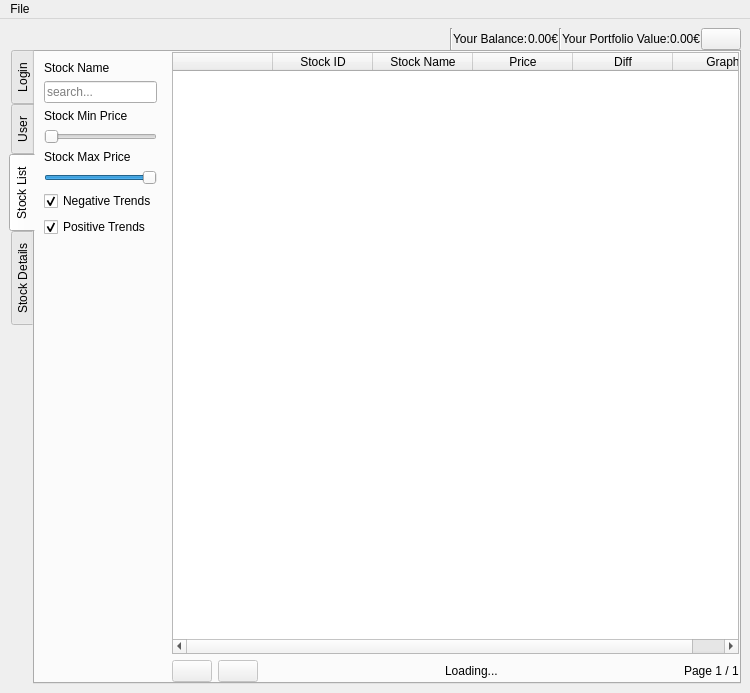
Qt form main.ui (OfficialRey/GUIProject) before a commit.
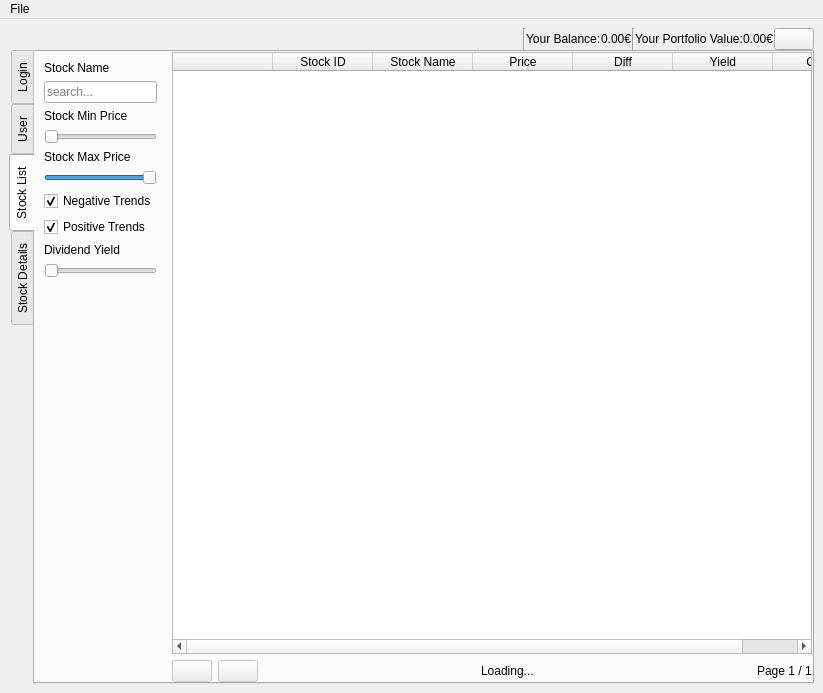
The same form after that commit.

Commit message: readded table search

```diff
--- a/main.ui
+++ b/main.ui
@@ -6,7 +6,7 @@
    <rect>
     <x>0</x>
     <y>0</y>
-    <width>750</width>
+    <width>823</width>
     <height>693</height>
    </rect>
   </property>
@@ -567,6 +567,23 @@
                  </property>
                 </widget>
                </item>
+               <item>
+                <widget class="QLabel" name="stockYieldLabel">
+                 <property name="text">
+                  <string>Dividend Yield</string>
+                 </property>
+                </widget>
+               </item>
+               <item>
+                <widget class="QSlider" name="stockYieldFilter">
+                 <property name="maximum">
+                  <number>25</number>
+                 </property>
+                 <property name="orientation">
+                  <enum>Qt::Horizontal</enum>
+                 </property>
+                </widget>
+               </item>
                <item>
                 <spacer name="verticalSpacer">
                  <property name="orientation">
@@ -605,7 +622,7 @@
                <bool>true</bool>
               </property>
               <property name="columnCount">
-               <number>6</number>
+               <number>7</number>
               </property>
               <attribute name="horizontalHeaderCascadingSectionResizes">
                <bool>true</bool>
@@ -638,6 +655,11 @@
                 <string>Diff</string>
                </property>
               </column>
+              <column>
+               <property name="text">
+                <string>Yield</string>
+               </property>
+              </column>
               <column>
                <property name="text">
                 <string>Graph</string>
@@ -813,7 +835,7 @@
     <rect>
      <x>0</x>
      <y>0</y>
-     <width>750</width>
+     <width>823</width>
      <height>22</height>
     </rect>
    </property>
```
The commit also changes 1 other file.
